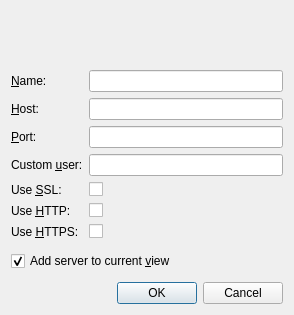
Before: the Qt Designer form Viewer/ecflowUI/src/ServerAddDialog.ui in ecmwf/ecflow, drawn with Qt 5.
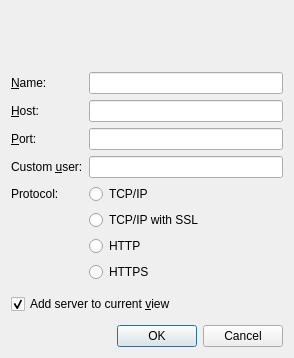
After: the same form once the commit is applied. Custom widgets are drawn as their Qt base class.

Commit message:
Use notion of selected Protocol
- use Protocol value instead of flags isSsl, isHttp, isHttps in the ecFlowUI implementation

Re ECFLOW-1957

```diff
--- a/Viewer/ecflowUI/src/ServerAddDialog.ui
+++ b/Viewer/ecflowUI/src/ServerAddDialog.ui
@@ -7,7 +7,7 @@
     <x>0</x>
     <y>0</y>
     <width>294</width>
-    <height>315</height>
+    <height>358</height>
    </rect>
   </property>
   <property name="windowTitle">
@@ -87,55 +87,39 @@
      <item row="6" column="0">
       <widget class="QLabel" name="label_5">
        <property name="text">
-        <string>Use &amp;SSL:</string>
-       </property>
-       <property name="buddy">
-        <cstring>sslCb</cstring>
+        <string>Protocol:</string>
        </property>
       </widget>
      </item>
      <item row="6" column="1">
-      <widget class="QCheckBox" name="sslCb">
+      <widget class="QRadioButton" name="protocolPlain">
        <property name="text">
-        <string/>
-       </property>
-      </widget>
-     </item>
-     <item row="7" column="0">
-      <widget class="QLabel" name="label_5">
-       <property name="text">
-        <string>Use &amp;HTTP:</string>
-       </property>
-       <property name="buddy">
-        <cstring>httpCb</cstring>
+        <string>TCP/IP</string>
        </property>
       </widget>
      </item>
      <item row="7" column="1">
-      <widget class="QCheckBox" name="httpCb">
+      <widget class="QRadioButton" name="protocolSsl">
        <property name="text">
-        <string/>
-       </property>
-      </widget>
-     </item>
-     <item row="8" column="0">
-      <widget class="QLabel" name="label_6">
-       <property name="text">
-        <string>Use &amp;HTTPS:</string>
-       </property>
-       <property name="buddy">
-        <cstring>httpsCb</cstring>
+        <string>TCP/IP with SSL</string>
        </property>
       </widget>
      </item>
      <item row="8" column="1">
-      <widget class="QCheckBox" name="httpsCb">
+      <widget class="QRadioButton" name="protocolHttp">
        <property name="text">
-        <string/>
+        <string>HTTP</string>
        </property>
       </widget>
      </item>
      <item row="9" column="1">
+      <widget class="QRadioButton" name="protocolHttps">
+       <property name="text">
+        <string>HTTPS</string>
+       </property>
+      </widget>
+     </item>
+     <item row="10" column="1">
       <widget class="MessageLabel" name="sslMessageLabel" native="true">
        <property name="sizePolicy">
         <sizepolicy hsizetype="Preferred" vsizetype="Minimum">
@@ -145,22 +129,6 @@
        </property>
       </widget>
      </item>
-     <item row="9" column="1">
-      <spacer name="verticalSpacer">
-       <property name="orientation">
-        <enum>Qt::Vertical</enum>
-       </property>
-       <property name="sizeType">
-        <enum>QSizePolicy::Fixed</enum>
-       </property>
-       <property name="sizeHint" stdset="0">
-        <size>
-         <width>20</width>
-         <height>10</height>
-        </size>
-       </property>
-      </spacer>
-     </item>
     </layout>
    </item>
    <item>
```
Left out of the diff: 12 changed lines with no effect on the pictures. The commit also changes 14 other files.
